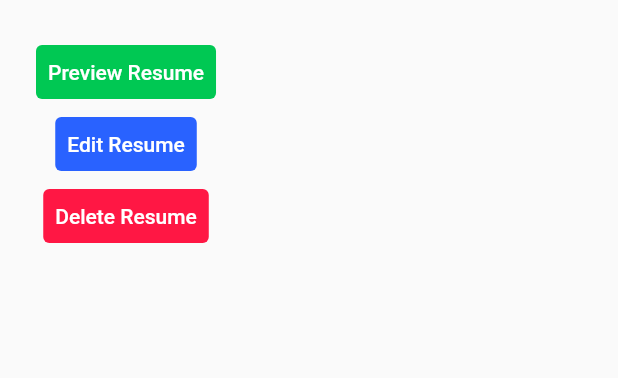
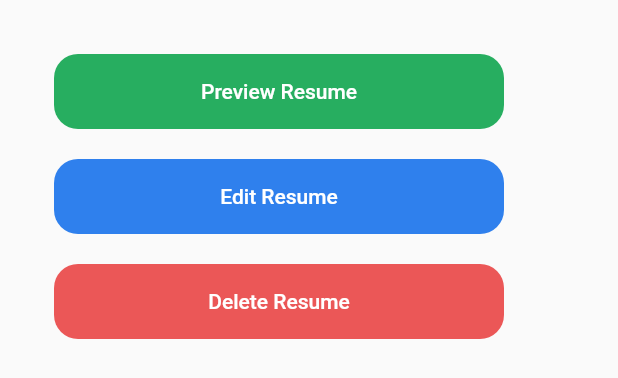
Before and after one commit to alvi-khan/Resume-Maker, a Flutter app: the Modal widget shown alone on an empty page, opened directly, on a phone screen of 412 x 824 dp. Shown: the top 378 px of the screen. Run offline on Flutter 3.47's test engine with Material 2 defaults, Android fonts, the phone set to English and light mode, and no system bars; our stand-ins replace cloud_firestore, firebase_auth, firebase_core, google_sign_in; missing offline and left inert: flutter_html_to_pdf; accounts and stored records are empty.

Commit message:
Bug Fixes and UI Updates.

```diff
--- a/lib/components/edit_profile.dart
+++ b/lib/components/edit_profile.dart
@@ -130,7 +130,8 @@ class _EditProfileState extends State<EditProfile> {
                   'name': _nameController.text,
                   'mobile': _mobileNumberController.text,
                   'linkedinurl': _linkedinUrlController.text,
-                  'experience': _experienceController.text
+                  'experience': _experienceController.text,
+                  'profession': _professionController.text,
                 };
                 Database.setProfile(data);
                 Navigator.of(context).pop();
--- a/lib/components/preview.dart
+++ b/lib/components/preview.dart
@@ -1,4 +1,5 @@
 import 'package:flutter/material.dart';
+import 'package:the_pixel_pioneers/templates/template1.dart';
 
 class Preview extends StatefulWidget {
   const Preview({Key? key}) : super(key: key);
@@ -35,7 +36,7 @@ class _PreviewState extends State<Preview> {
             Text("Preview"),
             Image(image: AssetImage("assets/images/resume_sample.jpg")),
             TextButton(
-                onPressed: () => {},
+                onPressed: () => Template1().generate(),
                 child: Text("Download"),
                 style: ButtonStyle(
                   backgroundColor: MaterialStateProperty.all<Color>(Colors.greenAccent.shade400),
--- a/lib/components/profile.dart
+++ b/lib/components/profile.dart
@@ -79,7 +79,7 @@ class Resumes extends StatelessWidget {
                         onPressed: () async => await showModalBottomSheet(
                         context: context,
                         shape: RoundedRectangleBorder(
-                            borderRadius: BorderRadius.circular(12.0)
+                            borderRadius: BorderRadius.circular(36.0)
                         ),
                         builder: (BuildContext context) => Modal()
                     ),
@@ -103,37 +103,60 @@ class Modal extends StatelessWidget {
   @override
   Widget build(BuildContext context) {
     return Container(
-      padding: const EdgeInsets.all(24.0),
+      padding: const EdgeInsets.all(36.0),
       child: Column(
         mainAxisSize: MainAxisSize.min,
         children: [
-          TextButton(
+          SizedBox(
+            width: 300,
+            height: 50,
+            child: TextButton(
                 onPressed: () => Navigator.of(context).push(
                   MaterialPageRoute(builder: (context) => Preview()),
                 ),
                 child: Text("Preview Resume"),
-              style: ButtonStyle(
-                backgroundColor: MaterialStateProperty.all<Color>(Colors.greenAccent.shade700),
-                foregroundColor: MaterialStateProperty.all<Color>(Colors.white),
+                style: TextButton.styleFrom(
+                  backgroundColor: Color(0xFF27AE60),
+                  foregroundColor: Colors.white,
+                  shape: RoundedRectangleBorder(
+                    borderRadius: BorderRadius.circular(16),
                   )
                 ),
-          TextButton(
+            ),
+          ),
+          SizedBox(height: 20),
+          SizedBox(
+            width: 300,
+            height: 50,
+            child: TextButton(
                 onPressed: () => Navigator.of(context).push(
                   MaterialPageRoute(builder: (context) => EditResume()),
                 ),
                 child: Text("Edit Resume"),
-              style: ButtonStyle(
-                backgroundColor: MaterialStateProperty.all<Color>(Colors.blueAccent.shade700),
-                foregroundColor: MaterialStateProperty.all<Color>(Colors.white),
+              style: TextButton.styleFrom(
+                  backgroundColor: Color(0xFF2F80ED),
+                  foregroundColor: Colors.white,
+                  shape: RoundedRectangleBorder(
+                    borderRadius: BorderRadius.circular(16),
                   )
               ),
-          TextButton(
+            ),
+          ),
+          SizedBox(height: 20),
+          SizedBox(
+            width: 300,
+            height: 50,
+            child: TextButton(
                 onPressed: () => {},
                 child: Text("Delete Resume"),
-              style: ButtonStyle(
-                backgroundColor: MaterialStateProperty.all<Color>(Colors.redAccent.shade400),
-                foregroundColor: MaterialStateProperty.all<Color>(Colors.white),
+              style: TextButton.styleFrom(
+                  backgroundColor: Color(0xFFEB5757),
+                  foregroundColor: Colors.white,
+                  shape: RoundedRectangleBorder(
+                    borderRadius: BorderRadius.circular(16),
                   )
+              ),
+            ),
           ),
         ],
       ),
@@ -191,7 +214,7 @@ class _ProfileSectionState extends State<ProfileSection> {
               TextButton(
                   onPressed: () => Navigator.of(context).push(
                       MaterialPageRoute(builder: (context) => EditProfile()),
-                  ),
+                  ).then((value) => getData()),
                   child: Text("Edit Profile"),
                   style: TextButton.styleFrom(
                     backgroundColor: Colors.deepPurple.shade400,
```
Also changed, not shown: lib/components/edit_resume.dart (+25 -45 lines), lib/components/education.dart (+15 -6 lines), lib/components/experience.dart (+27 -1 lines), lib/services/database.dart (+16 -4 lines). Lines whose indentation alone changed are shown as unchanged.
